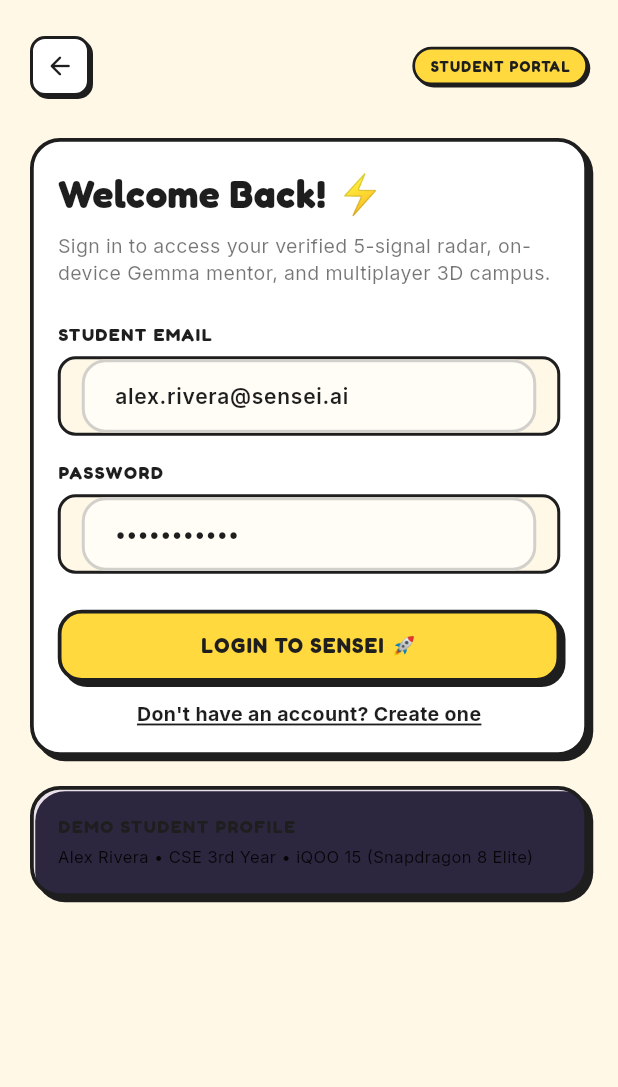
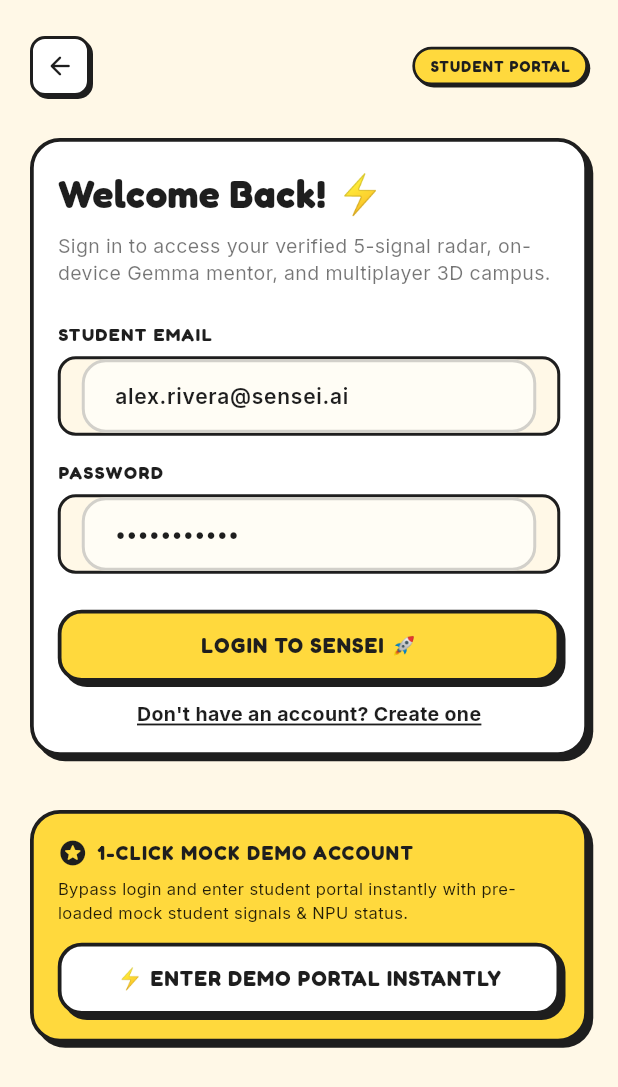
Before and after one commit to bclover-07/iris-ultra, a Flutter app: the LoginScreen screen opened by its route, on a phone screen of 412 x 824 dp. Shown: the top 1087 px of the screen. Run offline on Flutter 3.47's test engine with Material 3 defaults, Android fonts, the phone set to English and light mode, and no system bars; our stand-ins replace camera, connectivity_plus, dio, fl_chart, flutter_riverpod, flutter_secure_storage and 7 more; accounts and stored records are empty; network calls fail.

Commit message:
feat: implement multiplayer world hub and student screens with auth integration

```diff
--- a/sensei_mobile/lib/screens/auth/login_screen.dart
+++ b/sensei_mobile/lib/screens/auth/login_screen.dart
@@ -210,20 +210,40 @@
               ),
               const SizedBox(height: 20),
 
-              // Demo Account Quick Fill
+              const SizedBox(height: 16),
+
+              // 1-Click Mock Demo Login Account Card
               NeuCard(
-                backgroundColor: AppColors.popViolet.withValues(alpha: 0.15),
+                backgroundColor: AppColors.popYellow,
                 child: Column(
                   crossAxisAlignment: CrossAxisAlignment.start,
                   children: [
+                    Row(
+                      children: [
+                        const Icon(Icons.stars_rounded, color: AppColors.brutalBlack, size: 20),
+                        const SizedBox(width: 6),
+                        Text(
+                          '1-CLICK MOCK DEMO ACCOUNT',
+                          style: GoogleFonts.fredoka(fontSize: 13, fontWeight: FontWeight.bold, color: AppColors.brutalBlack, letterSpacing: 1),
+                        ),
+                      ],
+                    ),
+                    const SizedBox(height: 6),
                     Text(
-                      'DEMO STUDENT PROFILE',
-                      style: GoogleFonts.fredoka(fontSize: 12, fontWeight: FontWeight.bold, color: AppColors.brutalBlack, letterSpacing: 1),
+                      'Bypass login and enter student portal instantly with pre-loaded mock student signals & NPU status.',
+                      style: GoogleFonts.inter(fontSize: 11, color: Colors.black87),
                     ),
-                    const SizedBox(height: 4),
-                    Text(
-                      'Alex Rivera • CSE 3rd Year • iQOO 15 (Snapdragon 8 Elite)',
-                      style: GoogleFonts.inter(fontSize: 11, color: Colors.black87),
+                    const SizedBox(height: 12),
+                    NeuButton(
+                      text: '⚡ ENTER DEMO PORTAL INSTANTLY',
+                      backgroundColor: Colors.white,
+                      onPressed: () async {
+                        await ref.read(authProvider.notifier).mockLogin(
+                          name: 'Shreshta Junjuru',
+                          email: 'priya.patel.it@sensei.edu',
+                        );
+                        if (mounted) context.go('/student');
+                      },
                     ),
                   ],
                 ),
--- a/sensei_mobile/lib/screens/student/leaderboard_screen.dart
+++ b/sensei_mobile/lib/screens/student/leaderboard_screen.dart
@@ -1,6 +1,7 @@
 import 'package:flutter/material.dart';
 import 'package:flutter_riverpod/flutter_riverpod.dart';
 import 'package:google_fonts/google_fonts.dart';
+import 'package:go_router/go_router.dart';
 import '../../theme/neubrutalist_widgets.dart';
 import '../../theme/app_colors.dart';
 import '../../services/api_service.dart';
@@ -184,7 +185,7 @@
       child: Row(
         children: [
           GestureDetector(
-            onTap: () => Navigator.of(context).pop(),
+            onTap: () => context.canPop() ? context.pop() : context.go('/student'),
             child: Container(
               padding: const EdgeInsets.all(8),
               decoration: BoxDecoration(
--- a/sensei_mobile/lib/screens/student/mentor_screen.dart
+++ b/sensei_mobile/lib/screens/student/mentor_screen.dart
@@ -1,6 +1,7 @@
 import 'package:flutter/material.dart';
 import 'package:flutter_riverpod/flutter_riverpod.dart';
 import 'package:google_fonts/google_fonts.dart';
+import 'package:go_router/go_router.dart';
 import '../../theme/app_colors.dart';
 import '../../theme/neubrutalist_widgets.dart';
 import '../../theme/animations.dart';
@@ -124,7 +125,7 @@
       child: Row(
         children: [
           GestureDetector(
-            onTap: () => Navigator.of(context).pop(),
+            onTap: () => context.canPop() ? context.pop() : context.go('/student'),
             child: Container(
               padding: const EdgeInsets.all(8),
               decoration: BoxDecoration(
--- a/sensei_mobile/lib/screens/student/practice_area_screen.dart
+++ b/sensei_mobile/lib/screens/student/practice_area_screen.dart
@@ -71,7 +71,7 @@
       child: Row(
         children: [
           GestureDetector(
-            onTap: () => Navigator.of(context).pop(),
+            onTap: () => context.canPop() ? context.pop() : context.go('/student'),
             child: Container(
               padding: const EdgeInsets.all(8),
               decoration: BoxDecoration(
--- a/sensei_mobile/lib/screens/student/world_screen.dart
+++ b/sensei_mobile/lib/screens/student/world_screen.dart
@@ -183,7 +183,7 @@
               if (_joinedRoomId != null) {
                 _leaveRoom();
               } else {
-                context.pop();
+                context.canPop() ? context.pop() : context.go('/student');
               }
             },
             child: Container(
```
Also changed, not shown: sensei_mobile/lib/providers/auth_provider.dart (+38 -12 lines).
